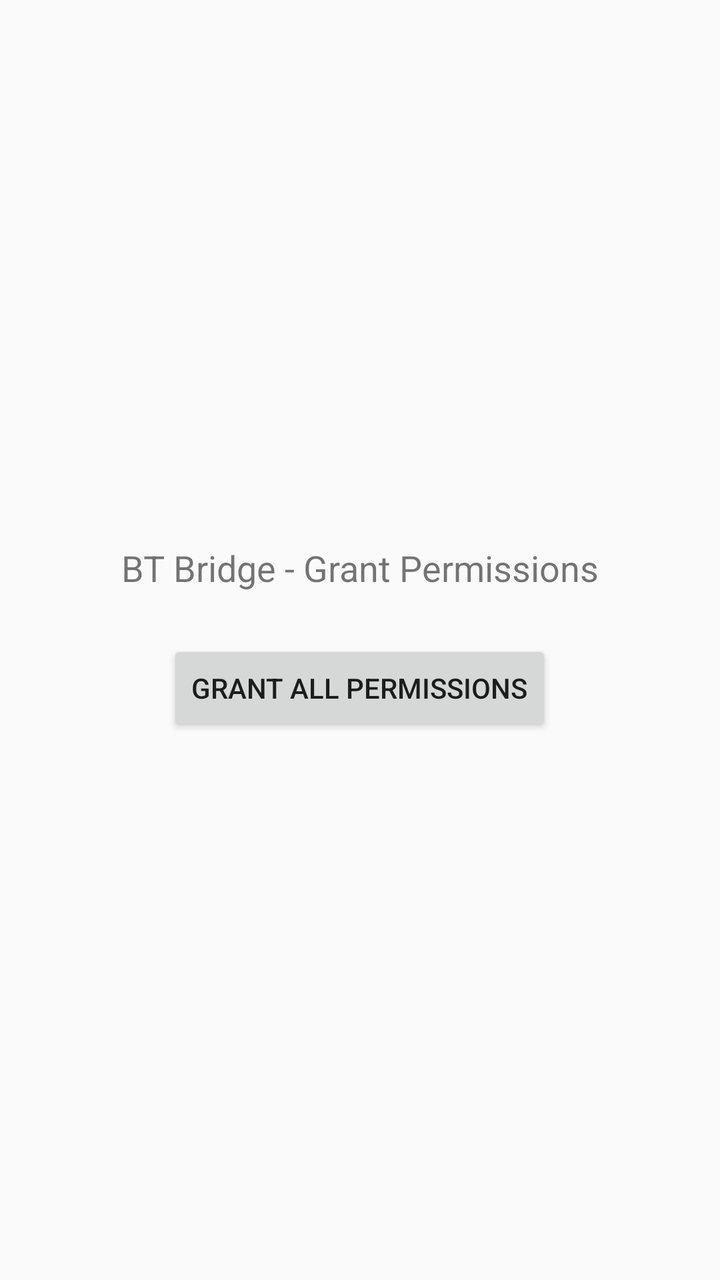
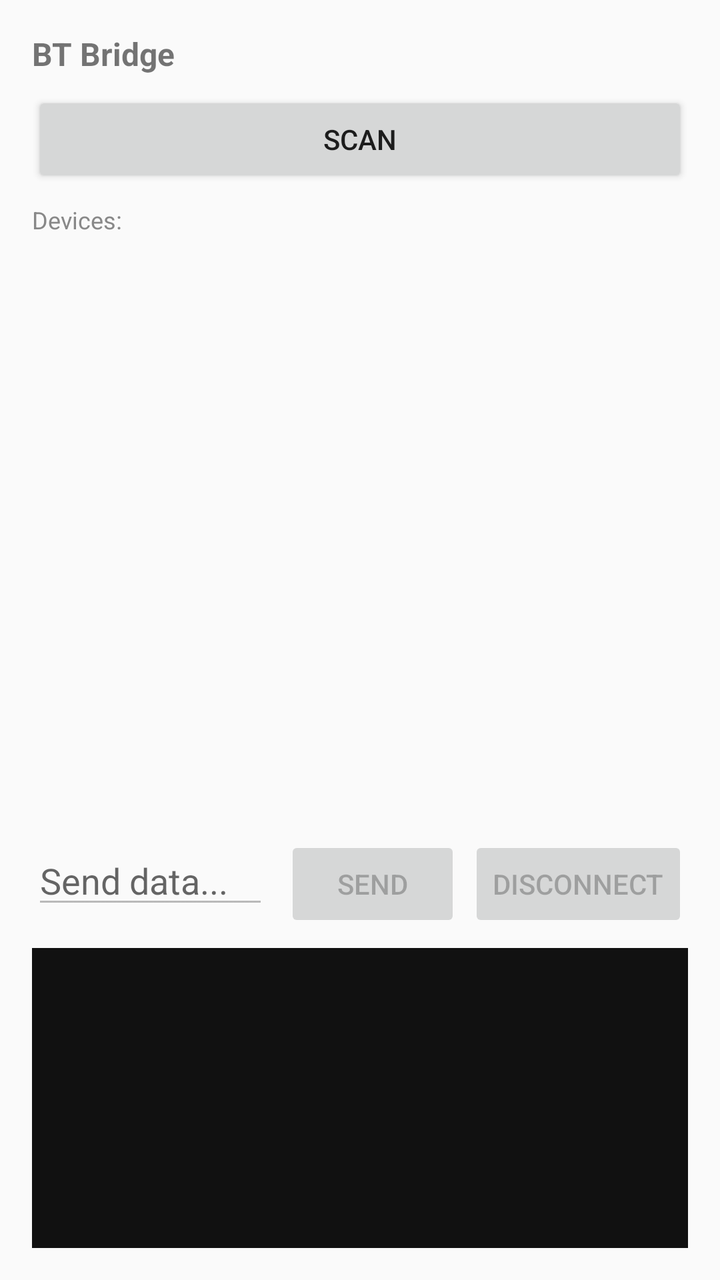

Two renders of the same Android screen: before a commit and after it. Below are the layout's source before the change and the commit's diff.
<!-- AndroidManifest.xml: application theme Theme.AppCompat.Light.DarkActionBar -->
<!-- res/layout/activity_main.xml -->
<?xml version="1.0" encoding="utf-8"?>
<LinearLayout xmlns:android="http://schemas.android.com/apk/res/android"
    android:layout_width="match_parent"
    android:layout_height="match_parent"
    android:orientation="vertical"
    android:padding="24dp"
    android:gravity="center">

    <TextView
        android:id="@+id/statusText"
        android:layout_width="wrap_content"
        android:layout_height="wrap_content"
        android:text="BT Bridge - Grant Permissions"
        android:textSize="18sp"
        android:layout_marginBottom="24dp" />

    <Button
        android:id="@+id/permBtn"
        android:layout_width="wrap_content"
        android:layout_height="wrap_content"
        android:text="Grant All Permissions" />

</LinearLayout>
<!-- resources referenced by this layout -->
<resources>

</resources>

<!-- the commit's change to res/layout/activity_main.xml (unified diff, before → after) -->
@@ -3,21 +3,86 @@
     android:layout_width="match_parent"
     android:layout_height="match_parent"
     android:orientation="vertical"
-    android:padding="24dp"
-    android:gravity="center">
+    android:padding="16dp">
 
     <TextView
         android:id="@+id/statusText"
+        android:layout_width="match_parent"
+        android:layout_height="wrap_content"
+        android:text="BT Bridge"
+        android:textSize="16sp"
+        android:textStyle="bold"
+        android:layout_marginBottom="8dp" />
+
+    <Button
+        android:id="@+id/scanBtn"
+        android:layout_width="match_parent"
+        android:layout_height="wrap_content"
+        android:text="Scan"
+        android:layout_marginBottom="8dp" />
+
+    <TextView
         android:layout_width="wrap_content"
         android:layout_height="wrap_content"
-        android:text="BT Bridge - Grant Permissions"
-        android:textSize="18sp"
-        android:layout_marginBottom="24dp" />
+        android:text="Devices:"
+        android:textSize="12sp"
+        android:textColor="#888"
+        android:layout_marginBottom="4dp" />
 
-    <Button
-        android:id="@+id/permBtn"
-        android:layout_width="wrap_content"
+    <androidx.recyclerview.widget.RecyclerView
+        android:id="@+id/deviceList"
+        android:layout_width="match_parent"
+        android:layout_height="0dp"
+        android:layout_weight="1"
+        android:layout_marginBottom="8dp" />
+
+    <LinearLayout
+        android:layout_width="match_parent"
         android:layout_height="wrap_content"
-        android:text="Grant All Permissions" />
+        android:orientation="horizontal"
+        android:layout_marginBottom="8dp">
+
+        <EditText
+            android:id="@+id/sendInput"
+            android:layout_width="0dp"
+            android:layout_height="wrap_content"
+            android:layout_weight="1"
+            android:hint="Send data..."
+            android:inputType="text"
+            android:enabled="false" />
+
+        <Button
+            android:id="@+id/sendBtn"
+            android:layout_width="wrap_content"
+            android:layout_height="wrap_content"
+            android:text="Send"
+            android:enabled="false"
+            android:layout_marginStart="8dp" />
+
+        <Button
+            android:id="@+id/disconnectBtn"
+            android:layout_width="wrap_content"
+            android:layout_height="wrap_content"
+            android:text="Disconnect"
+            android:enabled="false"
+            android:layout_marginStart="4dp" />
+
+    </LinearLayout>
+
+    <ScrollView
+        android:layout_width="match_parent"
+        android:layout_height="150dp"
+        android:background="#111"
+        android:padding="8dp">
+
+        <TextView
+            android:id="@+id/recvText"
+            android:layout_width="match_parent"
+            android:layout_height="wrap_content"
+            android:textColor="#0f0"
+            android:textSize="12sp"
+            android:fontFamily="monospace" />
+
+    </ScrollView>
 
 </LinearLayout>
